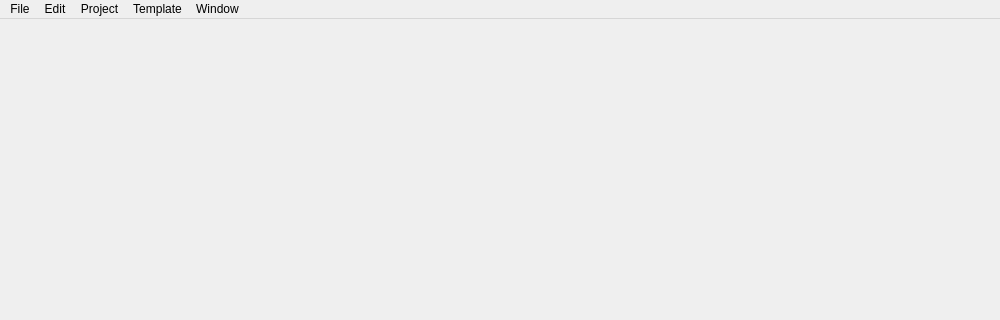
Above: src/client/qt/mycroft.ui from nyxxxie/mycroft before the change; both pictures show x 0 to 1000 and y 0 to 320 of the 1000 by 800 pixel window. Below: the same form after it.
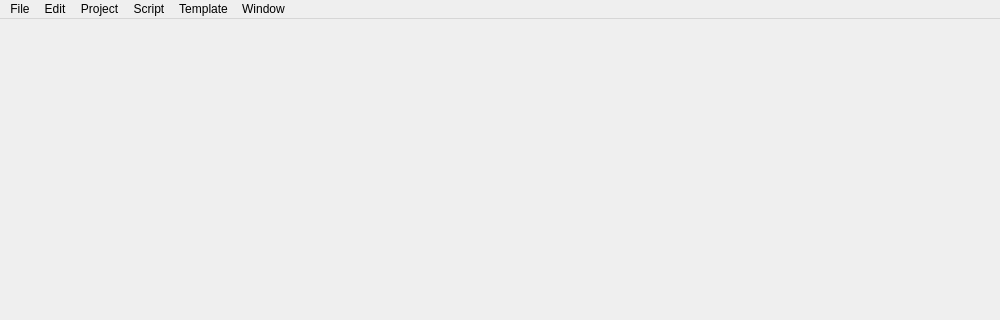
That is the form after the change.

Commit message: Added more action slots.

```diff
--- a/src/client/qt/mycroft.ui
+++ b/src/client/qt/mycroft.ui
@@ -61,14 +61,14 @@
     <addaction name="separator"/>
     <addaction name="action_selectall"/>
    </widget>
-   <widget class="QMenu" name="menu_template">
+   <widget class="QMenu" name="menu_project">
     <property name="title">
      <string>Project</string>
     </property>
     <addaction name="action_open"/>
     <addaction name="actionOpen_2"/>
    </widget>
-   <widget class="QMenu" name="menu_tools">
+   <widget class="QMenu" name="menu_template">
     <property name="title">
      <string>Template</string>
     </property>
@@ -88,10 +88,17 @@
     <addaction name="separator"/>
     <addaction name="action_file_exit"/>
    </widget>
+   <widget class="QMenu" name="menuScript">
+    <property name="title">
+     <string>Script</string>
+    </property>
+    <addaction name="action_script_run_file"/>
+   </widget>
    <addaction name="menu_file"/>
    <addaction name="menu_edit"/>
+   <addaction name="menu_project"/>
+   <addaction name="menuScript"/>
    <addaction name="menu_template"/>
-   <addaction name="menu_tools"/>
    <addaction name="menu_window"/>
   </widget>
   <widget class="QStatusBar" name="statusbar"/>
```
Left out of the diff: 18 changed lines with no effect on the pictures. The commit also changes 2 other files.
